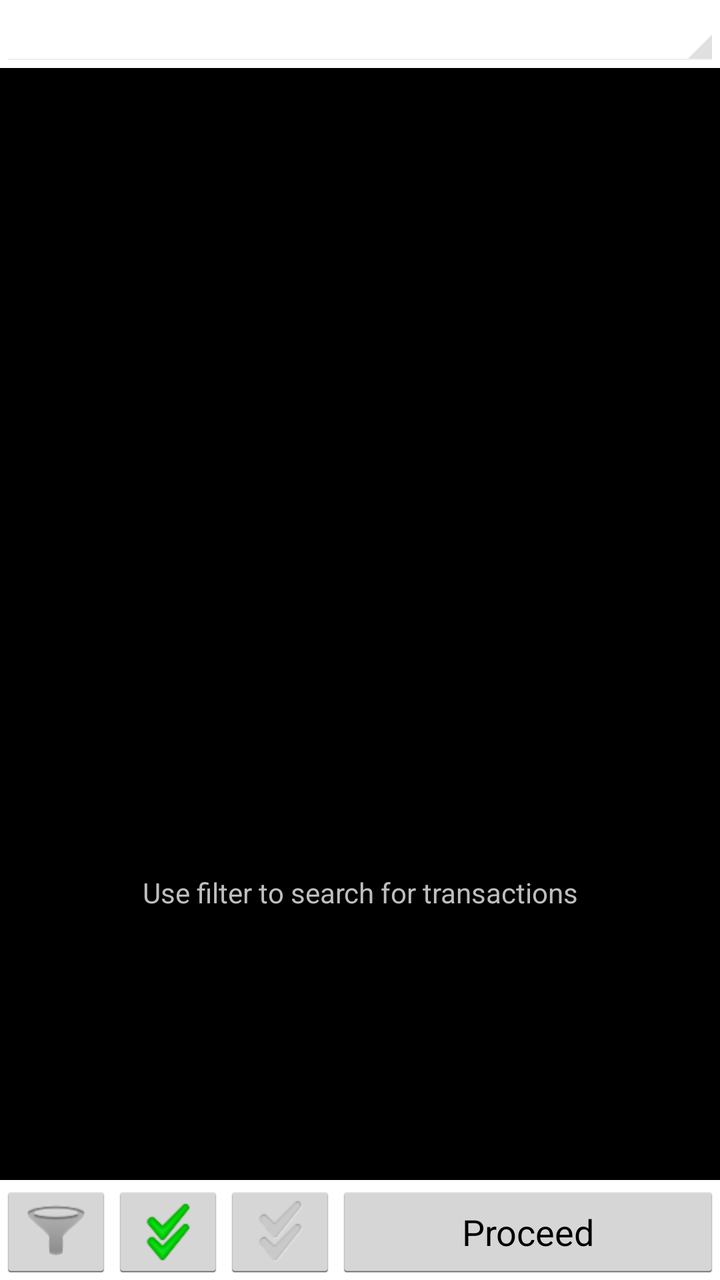
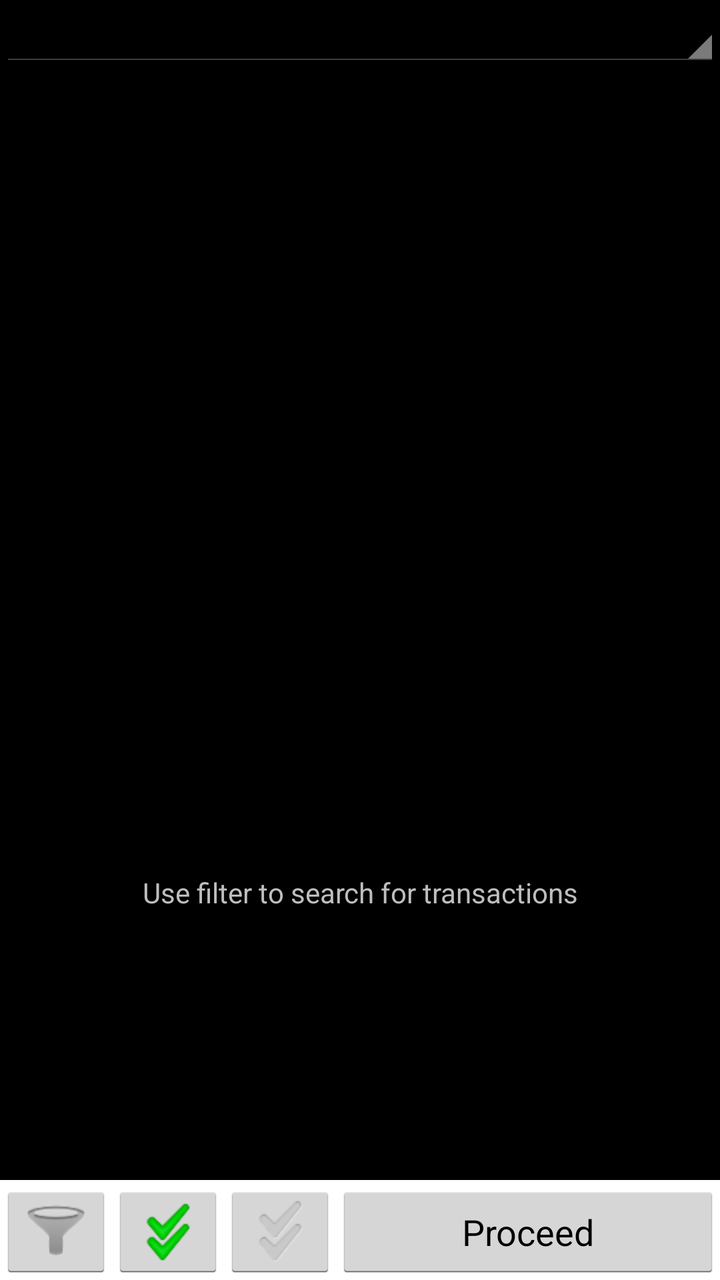

Two renders of the same Android screen: before a commit and after it. Below are the layout's source before the change and the commit's diff.
<!-- AndroidManifest.xml: application theme AppTheme -->
<!-- res/layout/blotter_mass_op.xml -->
<?xml version="1.0" encoding="utf-8"?>
<LinearLayout xmlns:android="http://schemas.android.com/apk/res/android"
	android:layout_height="fill_parent" android:layout_width="fill_parent"
	android:orientation="vertical">
	<LinearLayout android:layout_height="wrap_content"
		android:layout_width="fill_parent" android:background="#FFF"
		android:paddingTop="2dp">
		<Spinner android:layout_height="wrap_content"
			android:layout_width="fill_parent" android:id="@+id/spOperation" />
	</LinearLayout>
	<ListView android:id="@android:id/list" android:layout_width="fill_parent"
		android:layout_weight="1" android:layout_height="wrap_content">
	</ListView>
	<TextView android:id="@id/android:empty" android:layout_width="fill_parent"
		android:layout_height="wrap_content" android:layout_weight="1"
		android:gravity="center" android:text="@string/mass_operations_use_filter" />
	<LinearLayout android:layout_height="wrap_content"
		android:layout_width="fill_parent" android:background="#FFF"
		android:paddingTop="2dp">
		<ImageButton android:layout_width="wrap_content"
			android:layout_height="wrap_content" android:id="@+id/bFilter"
			android:src="@drawable/ic_menu_filter_off" />
		<ImageButton android:layout_width="wrap_content"
			android:layout_height="wrap_content" android:src="@drawable/btn_check_all"
			android:id="@+id/bCheckAll" />
		<ImageButton android:layout_width="wrap_content"
			android:layout_height="wrap_content" android:src="@drawable/btn_uncheck_all"
			android:id="@+id/bUncheckAll" />
		<Button android:id="@+id/proceed" android:text="@string/proceed"
			android:layout_width="fill_parent" android:layout_height="fill_parent" />
	</LinearLayout>
</LinearLayout>
<!-- resources referenced by this layout -->
<resources>
  <!-- drawable btn_check_all: png bitmap (drawable-hdpi, 1130 bytes) -->
  <!-- drawable btn_uncheck_all: png bitmap (drawable-hdpi, 1015 bytes) -->
  <!-- drawable ic_menu_filter_off: png bitmap (drawable-hdpi, 2099 bytes) -->
  <string name="mass_operations_use_filter">Use filter to search for transactions</string>
  <string name="proceed">Proceed</string>
  <style name="AppTheme" parent="android:Theme" />
</resources>

<!-- the commit's change to res/layout/blotter_mass_op.xml (unified diff, before → after) -->
@@ -3,8 +3,9 @@
 	android:layout_height="fill_parent" android:layout_width="fill_parent"
 	android:orientation="vertical">
 	<LinearLayout android:layout_height="wrap_content"
-		android:layout_width="fill_parent" android:background="#FFF"
-		android:paddingTop="2dp">
+		android:layout_width="fill_parent"
+		android:paddingTop="2dp"
+		style="@style/MassOpActionDropdown">
 		<Spinner android:layout_height="wrap_content"
 			android:layout_width="fill_parent" android:id="@+id/spOperation" />
 	</LinearLayout>
<!-- resource entries referenced after the edit -->
@@ -5,6 +5,9 @@
   <!-- drawable ic_menu_filter_off: png bitmap (drawable-hdpi, 2099 bytes) -->
   <string name="mass_operations_use_filter">Use filter to search for transactions</string>
   <string name="proceed">Proceed</string>
+  <style name="MassOpActionDropdown">
+  		<item name="android:background">#FFF</item>
+  	</style>
   <style name="AppTheme" parent="android:Theme" />
 </resources>
 
